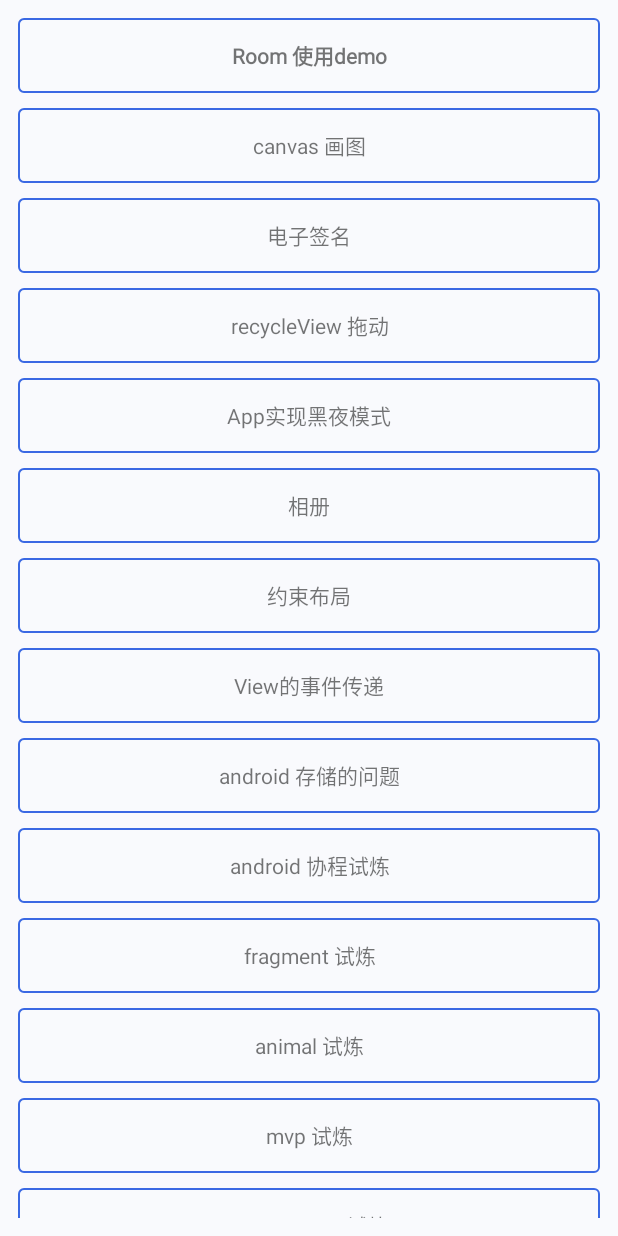
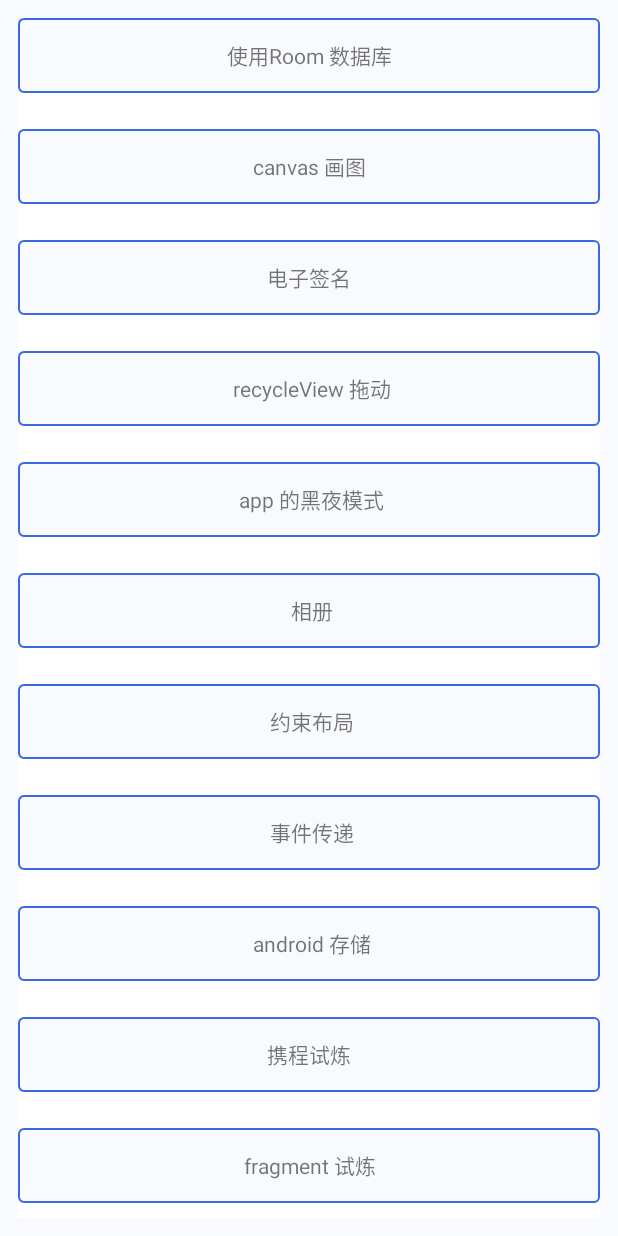
Before and after one commit to tansuangai2008/appSkills, an Android app: the screen it shows after launch (MainActivity), on a phone screen of 412 x 824 dp. Run offline under Robolectric (Android 15) with nearby library versions, the phone set to English and light mode, and no system bars; our stand-ins replace CircleImageView; libraries missing offline, so code that uses them is left out: com.facebook.stetho, com.tencent.mmkv, org.aspectj.lang; 6 statements that could not run were skipped.

Commit message:
主入口换成recycleView 列表形式

```diff
--- a/app/src/main/java/com/example/myapplication/MainActivity.kt
+++ b/app/src/main/java/com/example/myapplication/MainActivity.kt
@@ -1,11 +1,14 @@
 package com.example.myapplication
 
 import android.content.Intent
+import android.graphics.drawable.ColorDrawable
 import android.os.Bundle
 import android.util.Log
-import android.view.View
-import android.view.ViewTreeObserver
 import androidx.appcompat.app.AppCompatActivity
+import androidx.core.content.ContextCompat
+import androidx.recyclerview.widget.DividerItemDecoration
+import androidx.recyclerview.widget.LinearLayoutManager
+import androidx.recyclerview.widget.RecyclerView
 import com.example.animal.AnimalsActivity
 import com.example.coordinator.CoordinatorActivity
 import com.example.coroutines.CoroutinesActivity
@@ -13,7 +16,9 @@ import com.example.databinding.PersonActivity
 import com.example.dispatch.TouchActivity
 import com.example.fragment.UseFragmentActivity
 import com.example.mvp.UserInfoActivity
+import com.example.myapplication.adapter.FunctionAdapter
 import com.example.myapplication.databinding.ActivityMainBinding
+import com.example.myapplication.model.FunctionObj
 import com.example.myruler.MyRulerViewActivity
 import com.example.nightmode.NightModeActivity
 import com.example.photoalbum.common.media.imagepicker.Constants
@@ -24,6 +29,7 @@ import com.example.recyclehelper.ui.RecycleViewHelperActivity
 import com.example.room.ui.RoomUseActivity
 import com.example.signatureview.SlideViewActivity
 import com.example.storage.AlbumActivity
+import com.example.view.DividerDrawable
 import com.example.view.ui.MyCustomViewActivity
 import com.tencent.mmkv.MMKV
 
@@ -34,6 +40,8 @@ import com.tencent.mmkv.MMKV
 public class MainActivity : AppCompatActivity() {
 
     private lateinit var binding: ActivityMainBinding
+    private lateinit var functionAdapter: FunctionAdapter
+    var list = mutableListOf<FunctionObj>()
     override fun onCreate(savedInstanceState: Bundle?) {
         super.onCreate(savedInstanceState)
         binding = ActivityMainBinding.inflate(layoutInflater)
@@ -42,106 +50,132 @@ public class MainActivity : AppCompatActivity() {
         kv.encode("bool", true)
         Log.e(TAG, "bool: " + kv.decodeBool("bool"))
         binding.tvUseRoom.test()
-        binding.llUseRoom.setOnClickListener(View.OnClickListener {
+
+        initList()
+        val linearLayoutManager: LinearLayoutManager = LinearLayoutManager(this, RecyclerView.VERTICAL, false)
+        binding.rvFunctions.layoutManager = linearLayoutManager
+        val decoration = DividerItemDecoration(binding.rvFunctions.context, linearLayoutManager.orientation)
+        decoration.setDrawable(DividerDrawable(ContextCompat.getColor(binding.root.context, R.color.white), resources.getDimensionPixelOffset(R.dimen.margin_24dp)))
+        binding.rvFunctions.addItemDecoration(decoration)
+        functionAdapter = FunctionAdapter(this, list)
+        binding.rvFunctions.adapter = functionAdapter
+        functionAdapter.itemOnclickListener = object : FunctionAdapter.ItemOnclickListener {
+            override fun onClick(any: Any, position: Int) {
+                val obj = any as FunctionObj
+                when (obj.type) {
+                    FunctionObj.TYPE_ROOM -> {
                         val intent = Intent()
                         intent.setClass(this@MainActivity, RoomUseActivity::class.java)
                         startActivity(intent)
-        })
+                    }
 
-        binding.llDiyView.setOnClickListener(View.OnClickListener {
+                    FunctionObj.TYPE_CANVAS_USE -> {
                         val intent = Intent()
                         intent.setClass(this@MainActivity, MyCustomViewActivity::class.java)
                         startActivity(intent)
-        })
-        binding.llSignatureView.setOnClickListener(View.OnClickListener {
+                    }
+
+                    FunctionObj.TYPE_ELECT_SIGN -> {
                         val intent = Intent()
                         intent.setClass(this@MainActivity, SlideViewActivity::class.java)
                         startActivity(intent)
-        })
-        binding.llRecycleHelper.setOnClickListener(View.OnClickListener {
+                    }
+
+                    FunctionObj.TYPE_RECYCLE_DRAG -> {
                         val intent = Intent()
                         intent.setClass(this@MainActivity, RecycleViewHelperActivity::class.java)
                         startActivity(intent)
-        })
-        binding.llNightMode.setOnClickListener(View.OnClickListener {
+                    }
+
+                    FunctionObj.TYPE_APP_NIGHT_SETTING -> {
                         val intent = Intent()
                         intent.setClass(this@MainActivity, NightModeActivity::class.java)
                         startActivity(intent)
-        })
-        binding.llPhotoAlbum.setOnClickListener(View.OnClickListener { ImagePickerLauncher.pickImage(this@MainActivity, PICK_AVATAR_REQUEST, R.string.set_head_image) })
-        var viewTreeObserver = binding.llPhotoAlbum.viewTreeObserver
-        viewTreeObserver.addOnGlobalLayoutListener(object : ViewTreeObserver.OnGlobalLayoutListener {
-            override fun onGlobalLayout() {
-                //判断ViewTreeObserver 是否live ,如果存在就移除
-                if (viewTreeObserver.isAlive) {
-                    viewTreeObserver.removeOnGlobalLayoutListener(this)
-                    //获取宽、高
-                    var viewWidth = binding.llPhotoAlbum.measuredWidth
-                    var viewHeight = binding.llPhotoAlbum.measuredHeight
-                    Log.e(TAG, "viewWidth = $viewWidth viewHeight = $viewHeight")
                     }
+
+                    FunctionObj.TYPE_PHOTO_ALBUM -> {
+                        ImagePickerLauncher.pickImage(this@MainActivity, PICK_AVATAR_REQUEST, R.string.set_head_image)
                     }
-        })
 
-        binding.llLimitLayout.setOnClickListener(object : View.OnClickListener {
-            override fun onClick(v: View?) {
+                    FunctionObj.TYPE_CONSTRAINT_LAYOUT -> {
                         ConstraintActivity.startAct(this@MainActivity)
                     }
 
-        })
-        binding.llTouchLayout.setOnClickListener(object : View.OnClickListener {
-            override fun onClick(v: View?) {
+                    FunctionObj.TYPE_VIEW_EVENTS -> {
                         TouchActivity.startAct(this@MainActivity)
                     }
 
-        })
-        binding.llStorageLayout.setOnClickListener(object : View.OnClickListener {
-            override fun onClick(v: View?) {
-//                AlbumBrowerActivity.startAct(this@MainActivity)
+                    FunctionObj.TYPE_STORAGE -> {
                         AlbumActivity.startAct(this@MainActivity)
                     }
 
-        })
-        binding.llCoroutinesLayout.setOnClickListener(object : View.OnClickListener {
-            override fun onClick(v: View?) {
+                    FunctionObj.TYPE_COROUTINE -> {
                         CoroutinesActivity.startAct(this@MainActivity)
                     }
 
-        })
-
-        binding.llFragmentLayout.setOnClickListener(object : View.OnClickListener {
-            override fun onClick(v: View?) {
+                    FunctionObj.TYPE_FRAGMENT -> {
                         UseFragmentActivity.startAct(this@MainActivity)
                     }
 
-        })
-        binding.llAnimalLayout.setOnClickListener(object : View.OnClickListener {
-            override fun onClick(v: View?) {
+                    FunctionObj.TYPE_ANIMAL -> {
                         AnimalsActivity.startAct(this@MainActivity)
                     }
 
-        })
-
-        binding.llMvpLayout.setOnClickListener(object : View.OnClickListener {
-            override fun onClick(v: View?) {
+                    FunctionObj.TYPE_MVP -> {
                         UserInfoActivity.startAct(this@MainActivity)
                     }
 
-        })
-        binding.llDatabindingLayout.setOnClickListener {
+                    FunctionObj.TYPE_DATA_BINDING -> {
                         PersonActivity.startAct(this@MainActivity)
                     }
-        binding.llCoordinatorLayout.setOnClickListener {
+
+                    FunctionObj.TYPE_COORDINATOR -> {
                         CoordinatorActivity.startAct(this@MainActivity)
                     }
 
-        binding.llMatrixLayout.setOnClickListener {
+                    FunctionObj.TYPE_MATRIX -> {
                         getTagStr("LaBuLa!!")
-//            MatrixActivity.startAct(this@MainActivity)
                         MyRulerViewActivity.startAct(this@MainActivity)
                     }
+                }
+            }
+        }
 
+    }
 
+    private fun initList() {
+        var obj1 = FunctionObj("使用Room 数据库", FunctionObj.TYPE_ROOM)
+        var obj2 = FunctionObj("canvas 画图", FunctionObj.TYPE_CANVAS_USE)
+        var obj3 = FunctionObj("电子签名", FunctionObj.TYPE_ELECT_SIGN)
+        var obj4 = FunctionObj(" recycleView 拖动", FunctionObj.TYPE_RECYCLE_DRAG)
+        var obj5 = FunctionObj(" app 的黑夜模式", FunctionObj.TYPE_APP_NIGHT_SETTING)
+        var obj6 = FunctionObj(" 相册", FunctionObj.TYPE_PHOTO_ALBUM)
+        var obj7 = FunctionObj(" 约束布局", FunctionObj.TYPE_CONSTRAINT_LAYOUT)
+        var obj8 = FunctionObj(" 事件传递", FunctionObj.TYPE_VIEW_EVENTS)
+        var obj9 = FunctionObj(" android 存储", FunctionObj.TYPE_STORAGE)
+        var obj10 = FunctionObj("携程试炼", FunctionObj.TYPE_COROUTINE)
+        var obj11 = FunctionObj("fragment 试炼", FunctionObj.TYPE_FRAGMENT)
+        var obj12 = FunctionObj("animal 试炼", FunctionObj.TYPE_ANIMAL)
+        var obj13 = FunctionObj("mvp 试炼", FunctionObj.TYPE_MVP)
+        var obj14 = FunctionObj("dataBinding 试炼", FunctionObj.TYPE_DATA_BINDING)
+        var obj15 = FunctionObj("coordinator  试炼", FunctionObj.TYPE_COORDINATOR)
+        var obj16 = FunctionObj("matrix 试炼", FunctionObj.TYPE_MATRIX)
+        list.add(obj1)
+        list.add(obj2)
+        list.add(obj3)
+        list.add(obj4)
+        list.add(obj5)
+        list.add(obj6)
+        list.add(obj7)
+        list.add(obj8)
+        list.add(obj9)
+        list.add(obj10)
+        list.add(obj11)
+        list.add(obj12)
+        list.add(obj13)
+        list.add(obj14)
+        list.add(obj15)
+        list.add(obj16)
     }
 
     override fun onActivityResult(requestCode: Int, resultCode: Int, data: Intent?) {
--- /dev/null
+++ b/app/src/main/java/com/example/myapplication/adapter/FunctionAdapter.kt
@@ -0,0 +1,57 @@
+package com.example.myapplication.adapter
+
+import android.content.Context
+import android.view.LayoutInflater
+import android.view.View
+import android.view.ViewGroup
+import android.widget.TextView
+import androidx.recyclerview.widget.RecyclerView
+import com.example.myapplication.R
+import com.example.myapplication.databinding.ItemFunctionsBinding
+import com.example.myapplication.model.FunctionObj
+
+
+/**
+ *    author : LIU YANG
+ *    date   : 2024/2/5
+ *    desc   : 首页功能模块入口
+ */
+class FunctionAdapter(val context: Context, val list: List<FunctionObj>) : RecyclerView.Adapter<FunctionAdapter.ItemViewHolder>() {
+
+    private val TAG: String = "FunctionAdapter"
+    private lateinit var binding: ItemFunctionsBinding
+    var itemOnclickListener: ItemOnclickListener? = null
+//    private var list: MutableList<FunctionObj> = mutableListOf<FunctionObj>()
+
+    override fun onCreateViewHolder(parent: ViewGroup, viewType: Int): ItemViewHolder {
+        binding = ItemFunctionsBinding.inflate(LayoutInflater.from(context), parent, false)
+        return ItemViewHolder(binding.root)
+    }
+
+    override fun getItemCount(): Int {
+        return list.size
+    }
+
+    override fun onBindViewHolder(holder: ItemViewHolder, position: Int) {
+        var obj = list[position]
+        obj?.let {
+            holder.textView.text = it.label
+            itemOnclickListener?.let {
+                holder.itemView.setOnClickListener(object : View.OnClickListener {
+                    override fun onClick(v: View?) {
+                        it.onClick(obj, holder.adapterPosition)
+                    }
+                })
+            }
+        }
+    }
+
+    public inner class ItemViewHolder(itemView: View) : RecyclerView.ViewHolder(itemView) {
+        var textView = itemView.rootView.findViewById<TextView>(R.id.tv_txt)
+
+    }
+
+    interface ItemOnclickListener {
+        fun onClick(any: Any, position: Int)
+    }
+}
--- /dev/null
+++ b/app/src/main/java/com/example/myapplication/model/FunctionObj.kt
@@ -0,0 +1,32 @@
+package com.example.myapplication.model
+
+import java.io.Serializable
+
+/**
+ *    author : LIU YANG
+ *    date   : 2024/2/5
+ *    desc   :
+ */
+class FunctionObj(
+        var label: String,
+        var type: String,
+) : Serializable {
+    companion object {
+        const val TYPE_ROOM: String = "01"// 使用Room 数据库
+        const val TYPE_CANVAS_USE: String = "02"// canvas 画图
+        const val TYPE_ELECT_SIGN: String = "03" //电子签名
+        const val TYPE_RECYCLE_DRAG: String = "04"// recycleView 拖动
+        const val TYPE_APP_NIGHT_SETTING = "05"//app 的黑夜模式
+        const val TYPE_PHOTO_ALBUM = "06"//相册
+        const val TYPE_CONSTRAINT_LAYOUT = "07" //约束布局
+        const val TYPE_VIEW_EVENTS = "08" //事件传递
+        const val TYPE_STORAGE = "09" //android 存储
+        const val TYPE_COROUTINE = "10"//携程试炼
+        const val TYPE_FRAGMENT = "11"// fragment 试炼
+        const val TYPE_ANIMAL = "12" //animal 试炼
+        const val TYPE_MVP = "13" //mvp 试炼
+        const val TYPE_DATA_BINDING = "14" //dataBinding 试炼
+        const val TYPE_COORDINATOR = "15" //coordinator  试炼
+        const val TYPE_MATRIX = "16" //matrix 试炼
+    }
+}
--- /dev/null
+++ b/app/src/main/java/com/example/view/DividerDrawable.java
@@ -0,0 +1,18 @@
+package com.example.view;
+
+import android.graphics.drawable.ColorDrawable;
+
+public class DividerDrawable extends ColorDrawable {
+
+    private int height;
+
+    public DividerDrawable(int color, int height) {
+        super(color);
+        this.height = height;
+    }
+
+    @Override
+    public int getIntrinsicHeight() {
+        return height;
+    }
+}
--- a/app/src/main/res/layout/act_my_ruler.xml
+++ b/app/src/main/res/layout/act_my_ruler.xml
@@ -2,9 +2,16 @@
 <LinearLayout xmlns:android="http://schemas.android.com/apk/res/android"
     android:layout_width="match_parent"
     android:layout_height="match_parent"
+    android:gravity="center"
     android:orientation="vertical">
 
-    <com.example.myruler.MyRulerView
+    <!--    <com.example.myruler.MyRulerView-->
+    <!--        android:layout_width="match_parent"-->
+    <!--        android:layout_height="match_parent" />-->
+    <com.example.vote.VoteView
         android:layout_width="match_parent"
-        android:layout_height="match_parent" />
+        android:layout_height="@dimen/dp_size_16"
+        android:layout_marginStart="@dimen/dp_size_16"
+        android:layout_gravity="center_vertical"
+        android:layout_marginEnd="@dimen/dp_size_16" />
 </LinearLayout>
--- a/app/src/main/res/layout/activity_main.xml
+++ b/app/src/main/res/layout/activity_main.xml
@@ -1,5 +1,5 @@
 <?xml version="1.0" encoding="utf-8"?>
-<androidx.core.widget.NestedScrollView xmlns:android="http://schemas.android.com/apk/res/android"
+<LinearLayout xmlns:android="http://schemas.android.com/apk/res/android"
     xmlns:app="http://schemas.android.com/apk/res-auto"
     xmlns:tools="http://schemas.android.com/tools"
     android:layout_width="match_parent"
@@ -11,7 +11,8 @@
     <LinearLayout
         android:layout_width="match_parent"
         android:layout_height="match_parent"
-        android:orientation="vertical">
+        android:orientation="vertical"
+        android:visibility="gone">
 
         <LinearLayout
             android:id="@+id/ll_use_room"
@@ -300,4 +301,9 @@
                 android:text="matrix 试炼" />
         </LinearLayout>
     </LinearLayout>
-</androidx.core.widget.NestedScrollView>
+
+    <androidx.recyclerview.widget.RecyclerView
+        android:id="@+id/rv_functions"
+        android:layout_width="match_parent"
+        android:layout_height="wrap_content" />
+</LinearLayout>
--- /dev/null
+++ b/app/src/main/res/layout/item_functions.xml
@@ -0,0 +1,25 @@
+<?xml version="1.0" encoding="utf-8"?>
+<androidx.constraintlayout.widget.ConstraintLayout xmlns:android="http://schemas.android.com/apk/res/android"
+    xmlns:app="http://schemas.android.com/apk/res-auto"
+    xmlns:tools="http://schemas.android.com/tools"
+    android:layout_width="match_parent"
+    android:layout_height="wrap_content">
+
+    <LinearLayout
+        android:id="@+id/ll_view"
+        android:layout_width="match_parent"
+        android:layout_height="@dimen/margin_50dp"
+        android:background="@drawable/bg_btn_blue"
+        android:orientation="vertical"
+        app:layout_constraintTop_toTopOf="parent">
+
+        <TextView
+            android:id="@+id/tv_txt"
+            android:layout_width="match_parent"
+            android:layout_height="match_parent"
+            android:layout_gravity="center"
+            android:gravity="center"
+            tools:text="canvas 画图" />
+    </LinearLayout>
+
+</androidx.constraintlayout.widget.ConstraintLayout>
```
Lines whose indentation alone changed are shown as unchanged.
